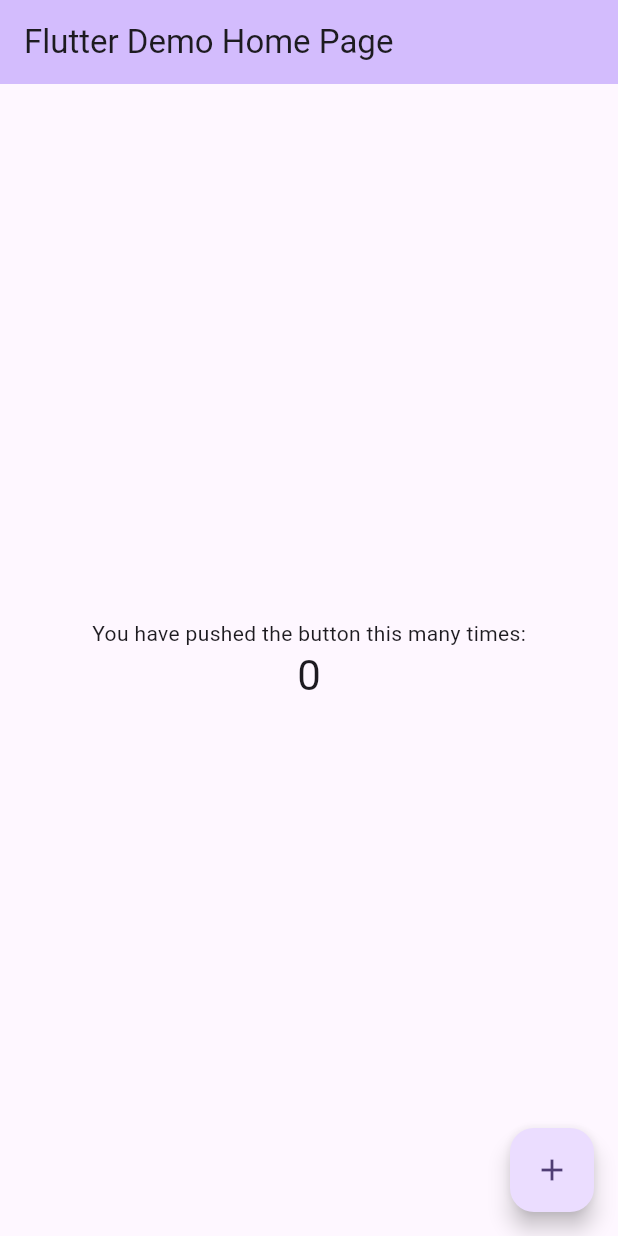
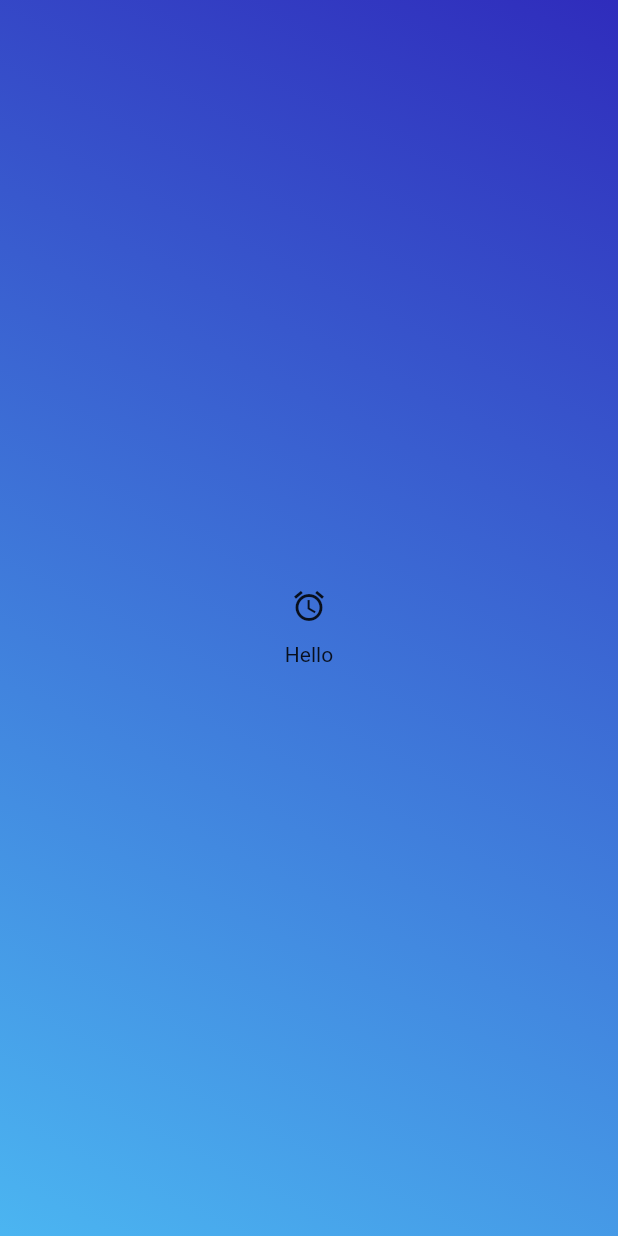
Before and after one commit to chiefbaki/flutter_weather, a Flutter app: the screen it shows after launch, on a phone screen of 412 x 824 dp. Run offline on Flutter 3.47's test engine with Material 2 defaults, Android fonts, the phone set to English and light mode, and no system bars.

Commit message:
created folders | modified app

```diff
--- /dev/null
+++ b/lib/internal/app.dart
@@ -0,0 +1,14 @@
+import 'package:flutter/material.dart';
+import 'package:weather/presentation/home_page.dart';
+
+class MyApp extends StatelessWidget {
+  const MyApp({super.key});
+
+  @override
+  Widget build(BuildContext context) {
+    return MaterialApp(
+      debugShowCheckedModeBanner: false,
+      home: Home(),
+    );
+  }
+}
--- a/lib/main.dart
+++ b/lib/main.dart
@@ -1,125 +1,4 @@
 import 'package:flutter/material.dart';
+import 'package:weather/internal/app.dart';
 
-void main() {
-  runApp(const MyApp());
-}
-
-class MyApp extends StatelessWidget {
-  const MyApp({super.key});
-
-  // This widget is the root of your application.
-  @override
-  Widget build(BuildContext context) {
-    return MaterialApp(
-      title: 'Flutter Demo',
-      theme: ThemeData(
-        // This is the theme of your application.
-        //
-        // TRY THIS: Try running your application with "flutter run". You'll see
-        // the application has a blue toolbar. Then, without quitting the app,
-        // try changing the seedColor in the colorScheme below to Colors.green
-        // and then invoke "hot reload" (save your changes or press the "hot
-        // reload" button in a Flutter-supported IDE, or press "r" if you used
-        // the command line to start the app).
-        //
-        // Notice that the counter didn't reset back to zero; the application
-        // state is not lost during the reload. To reset the state, use hot
-        // restart instead.
-        //
-        // This works for code too, not just values: Most code changes can be
-        // tested with just a hot reload.
-        colorScheme: ColorScheme.fromSeed(seedColor: Colors.deepPurple),
-        useMaterial3: true,
-      ),
-      home: const MyHomePage(title: 'Flutter Demo Home Page'),
-    );
-  }
-}
-
-class MyHomePage extends StatefulWidget {
-  const MyHomePage({super.key, required this.title});
-
-  // This widget is the home page of your application. It is stateful, meaning
-  // that it has a State object (defined below) that contains fields that affect
-  // how it looks.
-
-  // This class is the configuration for the state. It holds the values (in this
-  // case the title) provided by the parent (in this case the App widget) and
-  // used by the build method of the State. Fields in a Widget subclass are
-  // always marked "final".
-
-  final String title;
-
-  @override
-  State<MyHomePage> createState() => _MyHomePageState();
-}
-
-class _MyHomePageState extends State<MyHomePage> {
-  int _counter = 0;
-
-  void _incrementCounter() {
-    setState(() {
-      // This call to setState tells the Flutter framework that something has
-      // changed in this State, which causes it to rerun the build method below
-      // so that the display can reflect the updated values. If we changed
-      // _counter without calling setState(), then the build method would not be
-      // called again, and so nothing would appear to happen.
-      _counter++;
-    });
-  }
-
-  @override
-  Widget build(BuildContext context) {
-    // This method is rerun every time setState is called, for instance as done
-    // by the _incrementCounter method above.
-    //
-    // The Flutter framework has been optimized to make rerunning build methods
-    // fast, so that you can just rebuild anything that needs updating rather
-    // than having to individually change instances of widgets.
-    return Scaffold(
-      appBar: AppBar(
-        // TRY THIS: Try changing the color here to a specific color (to
-        // Colors.amber, perhaps?) and trigger a hot reload to see the AppBar
-        // change color while the other colors stay the same.
-        backgroundColor: Theme.of(context).colorScheme.inversePrimary,
-        // Here we take the value from the MyHomePage object that was created by
-        // the App.build method, and use it to set our appbar title.
-        title: Text(widget.title),
-      ),
-      body: Center(
-        // Center is a layout widget. It takes a single child and positions it
-        // in the middle of the parent.
-        child: Column(
-          // Column is also a layout widget. It takes a list of children and
-          // arranges them vertically. By default, it sizes itself to fit its
-          // children horizontally, and tries to be as tall as its parent.
-          //
-          // Column has various properties to control how it sizes itself and
-          // how it positions its children. Here we use mainAxisAlignment to
-          // center the children vertically; the main axis here is the vertical
-          // axis because Columns are vertical (the cross axis would be
-          // horizontal).
-          //
-          // TRY THIS: Invoke "debug painting" (choose the "Toggle Debug Paint"
-          // action in the IDE, or press "p" in the console), to see the
-          // wireframe for each widget.
-          mainAxisAlignment: MainAxisAlignment.center,
-          children: <Widget>[
-            const Text(
-              'You have pushed the button this many times:',
-            ),
-            Text(
-              '$_counter',
-              style: Theme.of(context).textTheme.headlineMedium,
-            ),
-          ],
-        ),
-      ),
-      floatingActionButton: FloatingActionButton(
-        onPressed: _incrementCounter,
-        tooltip: 'Increment',
-        child: const Icon(Icons.add),
-      ), // This trailing comma makes auto-formatting nicer for build methods.
-    );
-  }
-}
+void main() => runApp(const MyApp());
--- /dev/null
+++ b/lib/presentation/home_page.dart
@@ -0,0 +1,42 @@
+import 'package:flutter/material.dart';
+import 'package:weather/presentation/theme/app_colors.dart';
+import 'package:weather/presentation/widgets/buttons.dart';
+
+class Home extends StatefulWidget {
+  const Home({super.key});
+
+  @override
+  State<Home> createState() => _HomeState();
+}
+
+class _HomeState extends State<Home> {
+  bool themeState = true;
+
+  void changeTheme(){
+    setState(() {
+      themeState = !themeState;
+    });
+  }
+
+  @override
+  Widget build(BuildContext context) {
+
+    return Container(
+      decoration: BoxDecoration(
+        gradient: LinearGradient(colors: themeState == true ? AppColors.bgColorLight : AppColors.bgColorDark, begin: Alignment.bottomLeft, end: Alignment.topRight),
+      ),
+      child: Scaffold(
+        backgroundColor: Colors.transparent,
+        body: Center(
+          child: Column(
+            mainAxisAlignment: MainAxisAlignment.center,
+            children: [
+              ThemeChangeBtn(changeTheme: changeTheme),
+              Text("Hello")
+            ],
+          ),
+        ),
+      ),
+    );
+  }
+}
--- /dev/null
+++ b/lib/presentation/theme/app_colors.dart
@@ -0,0 +1,9 @@
+import 'package:flutter/material.dart';
+
+abstract class AppColors {
+  static const List<Color> bgColorLight = [
+    Color(0xff4BB5F1),
+    Color(0xff2F2CBC)
+  ];
+  static const List<Color> bgColorDark = [Color(0xff223076), Color(0xff06050E)];
+}
--- /dev/null
+++ b/lib/presentation/widgets/buttons.dart
@@ -0,0 +1,19 @@
+import 'package:flutter/material.dart';
+
+class ThemeChangeBtn extends StatefulWidget {
+  final void Function() changeTheme;
+  ThemeChangeBtn({super.key, required this.changeTheme});
+
+  @override
+  State<ThemeChangeBtn> createState() => _ThemeChangeBtnState();
+}
+
+class _ThemeChangeBtnState extends State<ThemeChangeBtn> {
+  @override
+  Widget build(BuildContext context) {
+    return Container(
+      child: IconButton(onPressed: widget.changeTheme,
+      icon: Icon(Icons.alarm)),
+    );
+  }
+}
```
Also changed, not shown: lib/presentation/theme/app_fonts.dart (added), 1 other file.
